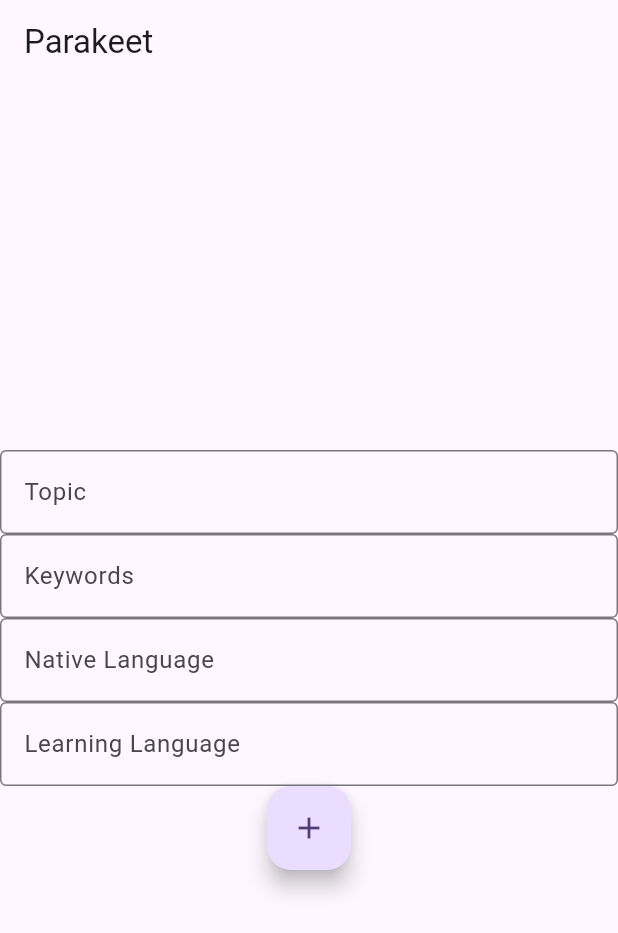
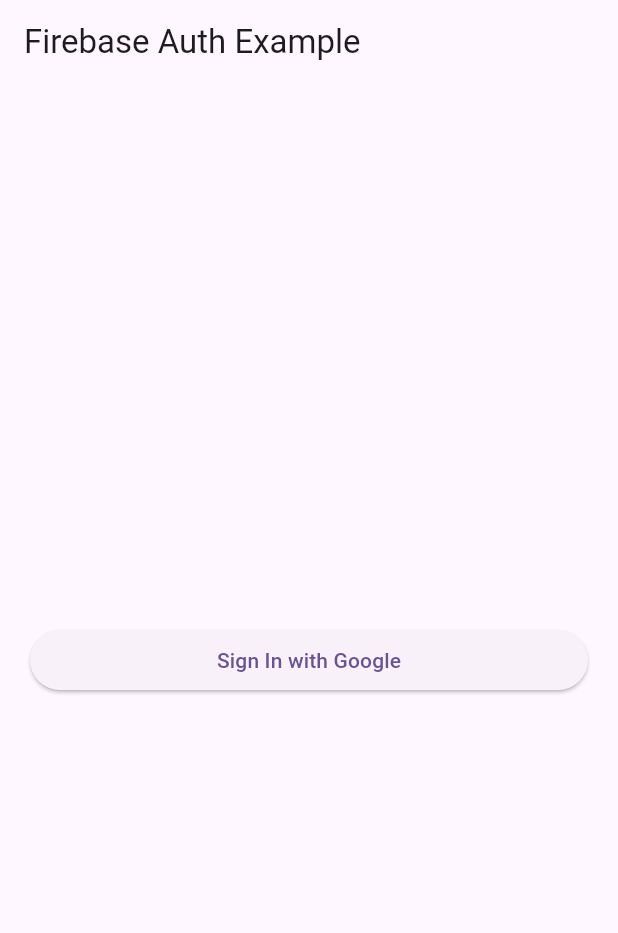
Before and after one commit to arjuna-dev/parakeet, a Flutter app: the screen it shows after launch, on a phone screen of 412 x 824 dp. Shown: the top 933 px of the screen. Run offline on Flutter 3.47's test engine with Material 3 defaults, Android fonts, the phone set to English and light mode, and no system bars; our stand-ins replace cloud_firestore, firebase_auth, firebase_core, google_sign_in; accounts and stored records are empty.

Commit message:
Added google authentication for web and android

```diff
--- a/lib/main.dart
+++ b/lib/main.dart
@@ -1,9 +1,10 @@
 import 'package:flutter/material.dart';
-import 'package:cloud_firestore/cloud_firestore.dart';
 import 'firebase_options.dart';
 import 'package:firebase_core/firebase_core.dart';
-import 'package:http/http.dart' as http;
-import 'dart:convert';
+import 'package:firebase_auth/firebase_auth.dart';
+
+import 'screens/homepage.dart';
+import 'screens/authScreen.dart';
 
 Future<void> main() async {
   WidgetsFlutterBinding.ensureInitialized();
@@ -25,113 +26,27 @@ class MyApp extends StatelessWidget {
         colorScheme: ColorScheme.fromSeed(seedColor: Colors.deepPurple),
         useMaterial3: true,
       ),
-      home: const MyHomePage(title: 'Flutter Demo Home Page'),
+      initialRoute: '/',
+      routes: {
+        '/': (context) => StreamBuilder<User?>(
+              stream: FirebaseAuth.instance.authStateChanges(),
+              builder: (BuildContext context, AsyncSnapshot<User?> snapshot) {
+                if (snapshot.connectionState == ConnectionState.active) {
+                  if (snapshot.data == null) {
+                    // If the user is not logged in, redirect to AuthScreen
+                    return AuthScreen();
+                  } else {
+                    // If the user is logged in, show the Home page
+                    return const HomePage(title: 'Parakeet Home page');
+                  }
+                }
+
+                // While the connection state is not active, show a loading spinner
+                return const CircularProgressIndicator();
+              },
+            ),
+        '/login': (context) => AuthScreen(),
+      },
     );
   }
 }
-
-class MyHomePage extends StatefulWidget {
-  const MyHomePage({Key? key, this.title}) : super(key: key);
-
-  final String? title;
-
-  @override
-  State<MyHomePage> createState() => _MyHomePageState();
-}
-
-class _MyHomePageState extends State<MyHomePage> {
-  var topic = '';
-
-  var keywords = '';
-
-  var nativeLanguage = '';
-
-  var learningLanguage = '';
-
-  @override
-  Widget build(BuildContext context) {
-    return Scaffold(
-      appBar: AppBar(
-        title: const Text('Parakeet'),
-      ),
-      body: Center(
-        child: Column(
-          mainAxisAlignment: MainAxisAlignment.center,
-          children: <Widget>[
-            TextField(
-              decoration: const InputDecoration(
-                border: OutlineInputBorder(),
-                labelText: 'Topic',
-              ),
-              onChanged: (value) {
-                setState(() {
-                  topic = value;
-                });
-              },
-            ),
-            TextField(
-              decoration: const InputDecoration(
-                border: OutlineInputBorder(),
-                labelText: 'Keywords',
-              ),
-              onChanged: (value) {
-                setState(() {
-                  keywords = value;
-                });
-              },
-            ),
-            TextField(
-              decoration: const InputDecoration(
-                border: OutlineInputBorder(),
-                labelText: 'Native Language',
-              ),
-              onChanged: (value) {
-                setState(() {
-                  nativeLanguage = value;
-                });
-              },
-            ),
-            TextField(
-              decoration: const InputDecoration(
-                border: OutlineInputBorder(),
-                labelText: 'Learning Language',
-              ),
-              onChanged: (value) {
-                setState(() {
-                  learningLanguage = value;
-                });
-              },
-            ),
-            FloatingActionButton(
-              onPressed: () async {
-                print('pressed');
-                final response = await http.post(
-                  Uri.parse('https://parakeetapi-hma7fmdqza-uc.a.run.app'),
-                  headers: <String, String>{
-                    'Content-Type': 'application/json; charset=UTF-8',
-                  },
-                  body: jsonEncode(<String, String>{
-                    'topic': topic,
-                    'keywords': keywords,
-                    'native_language': nativeLanguage,
-                    'learning_language': learningLanguage,
-                  }),
-                );
-                if (response.statusCode == 200) {
-                  final Map<String, dynamic> data = jsonDecode(response.body);
-                  await FirebaseFirestore.instance
-                      .collection('jsonFiles')
-                      .add(data);
-                  print(data);
-                } else {
-                  throw Exception('Failed to load API data');
-                }
-              },
-              child: const Icon(Icons.add),
-            ),
-          ],
-        ),
-      ),
-    );
-  }
-}
--- /dev/null
+++ b/lib/screens/authScreen.dart
@@ -0,0 +1,34 @@
+import 'package:auralearn/services/auth_service.dart';
+import 'package:flutter/material.dart';
+import 'package:firebase_auth/firebase_auth.dart';
+
+class AuthScreen extends StatelessWidget {
+  @override
+  Widget build(BuildContext context) {
+    return Scaffold(
+      appBar: AppBar(
+        title: const Text('Firebase Auth Example'),
+      ),
+      body: Padding(
+        padding: const EdgeInsets.all(20.0),
+        child: Column(
+          mainAxisAlignment: MainAxisAlignment.center,
+          crossAxisAlignment: CrossAxisAlignment.stretch,
+          children: <Widget>[
+            ElevatedButton(
+              onPressed: () async {
+                // Sign in with Google
+                User? user = await AuthService().signInWithGoogle();
+                if (user != null) {
+                  Navigator.pushReplacementNamed(context, '/');
+                }
+                print(user);
+              },
+              child: const Text('Sign In with Google'),
+            ),
+          ],
+        ),
+      ),
+    );
+  }
+}
--- /dev/null
+++ b/lib/services/auth_service.dart
@@ -0,0 +1,35 @@
+import 'package:firebase_auth/firebase_auth.dart';
+import 'package:google_sign_in/google_sign_in.dart';
+
+class AuthService {
+  final FirebaseAuth _auth = FirebaseAuth.instance;
+  final GoogleSignIn _googleSignIn = GoogleSignIn();
+
+  Future<User?> signInWithGoogle() async {
+    try {
+      final GoogleSignInAccount? googleSignInAccount =
+          await _googleSignIn.signIn();
+      if (googleSignInAccount != null) {
+        final GoogleSignInAuthentication googleSignInAuthentication =
+            await googleSignInAccount.authentication;
+
+        final AuthCredential credential = GoogleAuthProvider.credential(
+          accessToken: googleSignInAuthentication.accessToken,
+          idToken: googleSignInAuthentication.idToken,
+        );
+
+        final UserCredential userCredential =
+            await _auth.signInWithCredential(credential);
+        return userCredential.user;
+      }
+    } catch (e) {
+      print('Error signing in with Google: $e');
+    }
+    return null;
+  }
+
+  Future<void> signOut() async {
+    await _auth.signOut();
+    await _googleSignIn.signOut();
+  }
+}
--- a/pubspec.yaml
+++ b/pubspec.yaml
@@ -39,6 +39,7 @@ dependencies:
   cloud_firestore: ^4.17.0
   firebase_auth: ^4.19.2
   http: ^1.2.0
+  google_sign_in: ^6.2.1
 
 dev_dependencies:
   flutter_test:
```
Also changed, not shown: lib/screens/homepage.dart (added, +144 -0 lines), pubspec.lock, 4 other files.
